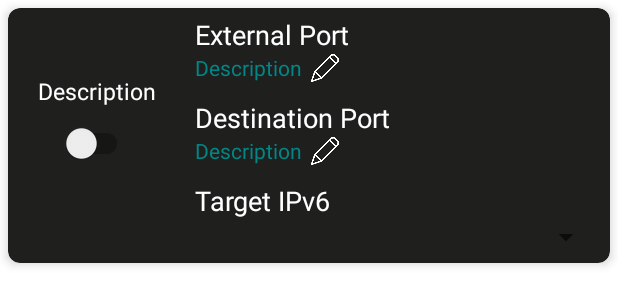
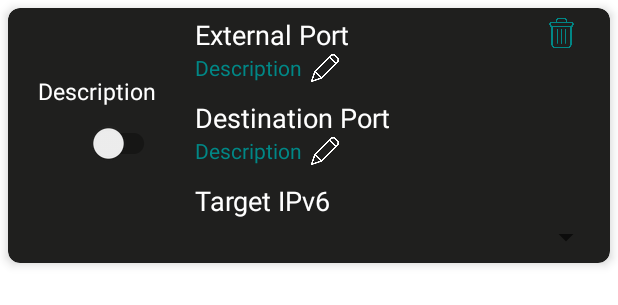
Before and after one commit to davixdedem/StarlinuX, an Android app: the layout layout_card_port_forwarding.xml on its own in the app's theme, with its tools: preview values and no code run, on a phone screen of 412 x 824 dp. Shown: the top 305 px of the screen. Run offline under Robolectric (Android 15) with nearby library versions, the light colour scheme and no system bars; plain views replace SwitchButton.

Commit message:
New updates

```diff
--- a/app/src/main/res/layout/layout_card_port_forwarding.xml
+++ b/app/src/main/res/layout/layout_card_port_forwarding.xml
@@ -31,8 +31,8 @@
                 android:padding="0dp">
 
                 <TextView
-                    android:layout_width="wrap_content"
-                    android:layout_height="wrap_content"
+                    android:layout_width="match_parent"
+                    android:layout_height="match_parent"
                     android:text="External Port"
                     android:textColor="@color/white"
                     android:textSize="18sp" />
@@ -43,8 +43,7 @@
                 android:layout_width="match_parent"
                 android:layout_height="match_parent"
                 android:orientation="vertical"
-                android:gravity="center_vertical"
-                android:padding="5dp">
+                android:padding="10dp">
 
                 <TextView
                     android:id="@+id/title_text"
@@ -57,9 +56,12 @@
 
                 <com.suke.widget.SwitchButton
                     android:id="@+id/switch_button"
-                    android:layout_width="wrap_content"
-                    android:layout_weight="1"
-                    android:layout_gravity="center_horizontal"
+                    app:sb_button_color="@color/teal_700"
+                    app:sb_shadow_color="@color/teal_700"
+                    app:sb_uncheck_color="@color/teal_700"
+                    app:sb_checkline_color="@color/teal_700"
+                    android:outlineAmbientShadowColor="@color/teal_700"
+                    android:layout_width="match_parent"
                     android:layout_height="match_parent"/>
 
             </LinearLayout>
@@ -73,7 +75,7 @@
 
                 <TextView
                     android:layout_width="wrap_content"
-                    android:layout_height="wrap_content"
+                    android:layout_height="match_parent"
                     android:gravity="left"
                     android:text="Target IPv6"
                     android:textColor="@color/white"
@@ -103,12 +105,22 @@
 
                     <TextView
                         android:id="@+id/external_port_title"
-                        android:layout_width="wrap_content"
+                        android:layout_width="match_parent"
                         android:layout_height="wrap_content"
+                        android:layout_weight="1"
                         android:gravity="left"
                         android:text="External Port"
                         android:textColor="@color/white"
                         android:textSize="18sp" />
+
+                    <ImageView
+                        android:id="@+id/delete_rule"
+                        android:layout_width="match_parent"
+                        android:layout_height="20sp"
+                        android:layout_marginTop="1sp"
+                        android:layout_weight="4"
+                        app:srcCompat="@drawable/delete"
+                        app:tint="@color/teal_700" />
 
                 </LinearLayout>
 
--- a/app/src/main/res/values/colors.xml
+++ b/app/src/main/res/values/colors.xml
@@ -8,4 +8,5 @@
     <color name="teal_900">#1f1f1e</color>
     <color name="black">#FF000000</color>
     <color name="white">#FFFFFFFF</color>
+    <color name="red">#FF0000</color>
 </resources>
```
Also changed, not shown: app/src/main/java/com/magix/pistarlink/ui/home/HomeFragment.kt (+118 -22 lines), app/src/main/res/drawable/bin.png (added), app/src/main/res/drawable/delete.png (added), 1 other file.
